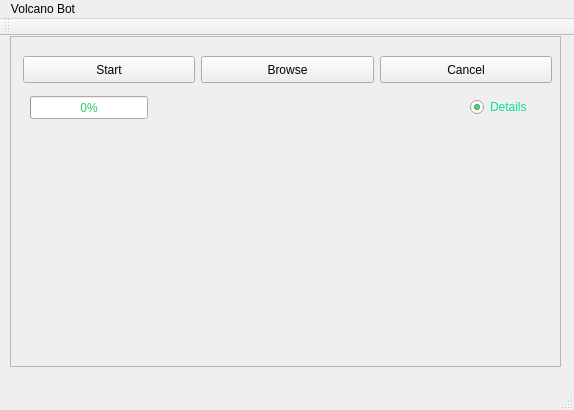
Qt form src/mainwindow.ui (UCD-SeniorDesign-VolcanobotTeam2015/volcanobot) before a commit.
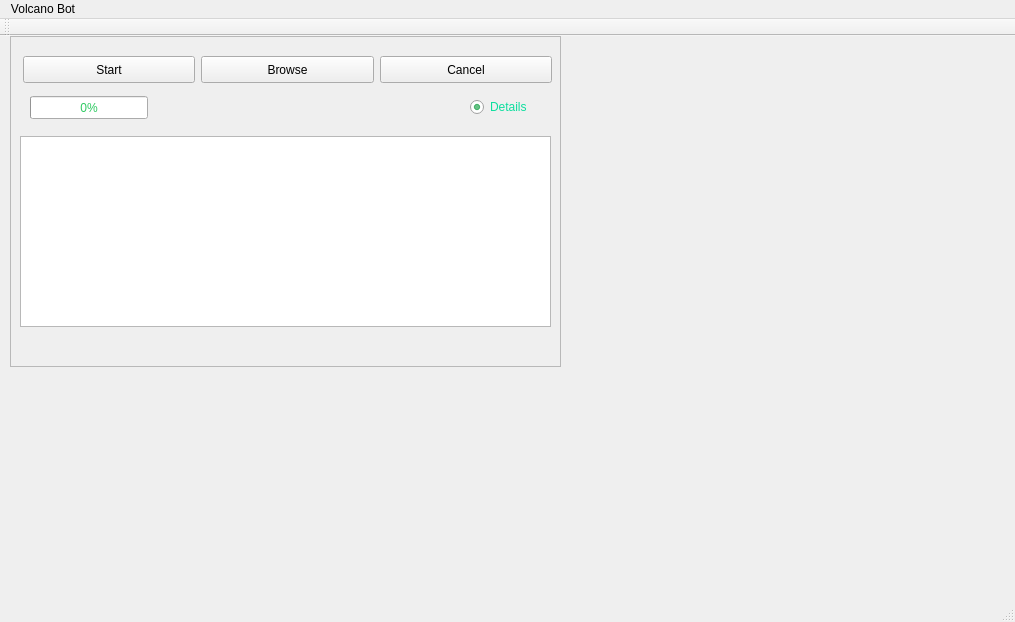
The same form after that commit.

```diff
--- a/src/mainwindow.ui
+++ b/src/mainwindow.ui
@@ -6,8 +6,8 @@
    <rect>
     <x>0</x>
     <y>0</y>
-    <width>574</width>
-    <height>410</height>
+    <width>1015</width>
+    <height>622</height>
    </rect>
   </property>
   <property name="palette">
@@ -78,22 +78,6 @@
    <string>PointCloud and Mesh Generator</string>
   </property>
   <widget class="QWidget" name="centralWidget">
-   <widget class="QLabel" name="label">
-    <property name="geometry">
-     <rect>
-      <x>20</x>
-      <y>100</y>
-      <width>531</width>
-      <height>181</height>
-     </rect>
-    </property>
-    <property name="autoFillBackground">
-     <bool>false</bool>
-    </property>
-    <property name="text">
-     <string/>
-    </property>
-   </widget>
    <widget class="QRadioButton" name="radioButton">
     <property name="geometry">
      <rect>
@@ -180,6 +164,16 @@
       <string>Browse</string>
      </property>
     </widget>
+    <widget class="QPlainTextEdit" name="plainTextEdit">
+     <property name="geometry">
+      <rect>
+       <x>10</x>
+       <y>100</y>
+       <width>531</width>
+       <height>191</height>
+      </rect>
+     </property>
+    </widget>
     <zorder>Browse</zorder>
     <zorder>Start</zorder>
     <zorder>Cancel</zorder>
@@ -194,7 +188,7 @@
     <rect>
      <x>0</x>
      <y>0</y>
-     <width>574</width>
+     <width>1015</width>
      <height>25</height>
     </rect>
    </property>
```
Left out of the diff: 2 changed lines with no effect on the pictures.
